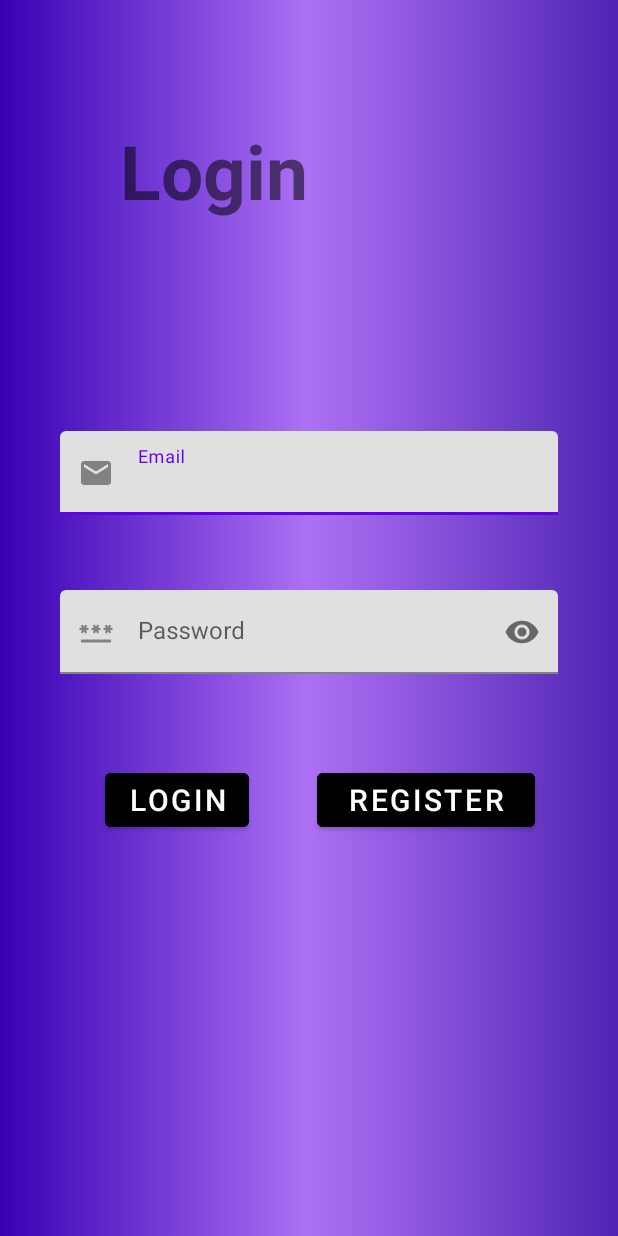
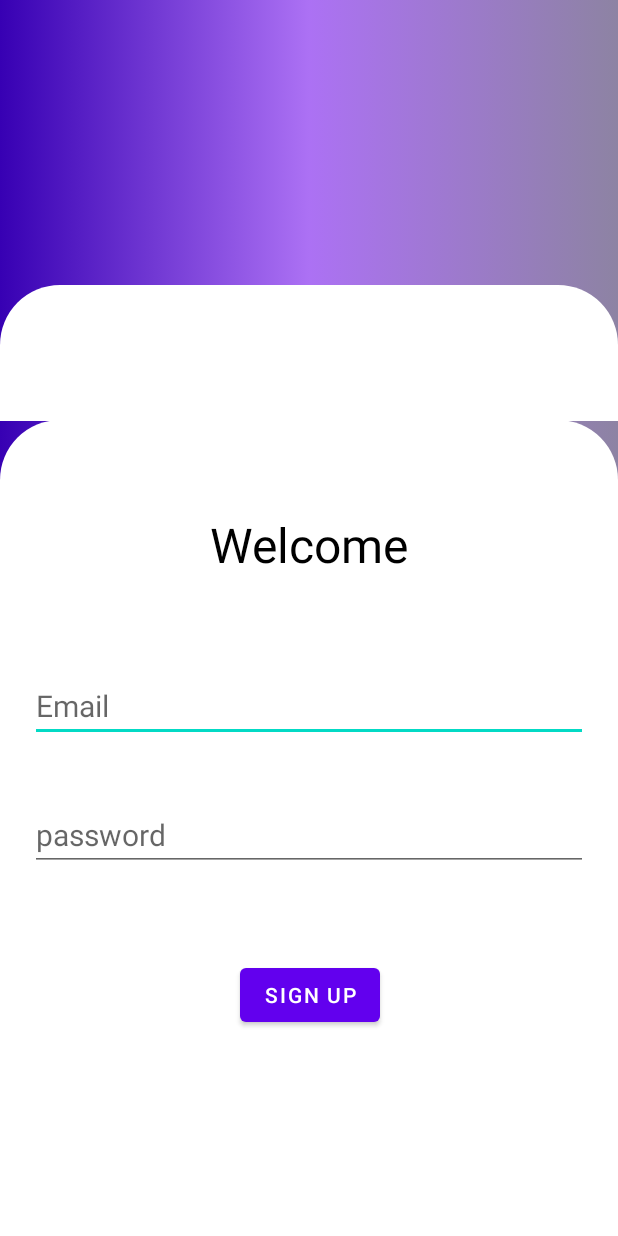
Before and after one commit to SomnathNikam/FarmHelp, an Android app: the layout activity_login.xml on its own in the app's theme, with its tools: preview values and no code run, on a phone screen of 412 x 824 dp. Run offline under Robolectric (Android 15) with nearby library versions, the phone set to English and light mode, and no system bars.

Commit message:
Some Changes

```diff
--- a/app/src/main/res/drawable/bg_login.xml
+++ b/app/src/main/res/drawable/bg_login.xml
@@ -5,7 +5,7 @@
         <shape android:shape="rectangle">
             <gradient android:startColor="@color/purple_700"
                 android:centerColor="#AC71F4"
-                android:endColor="#5024B3"/>
+                android:endColor="#8D83A3"/>
         </shape>
     </item>
 
--- /dev/null
+++ b/app/src/main/res/drawable/linear_bg.xml
@@ -0,0 +1,10 @@
+<?xml version="1.0" encoding="utf-8"?>
+<shape xmlns:android="http://schemas.android.com/apk/res/android">
+
+    <corners
+        android:topLeftRadius="40dp"
+        android:topRightRadius="40dp"/>
+    <solid android:color="@color/white"/>
+
+
+</shape>
--- a/app/src/main/res/layout/activity_login.xml
+++ b/app/src/main/res/layout/activity_login.xml
@@ -7,97 +7,115 @@
     android:orientation="vertical"
     android:showDividers="middle"
     android:divider="@color/black"
+
     android:background="@drawable/bg_login"
+
     tools:context=".LoginActivity">
+
     <LinearLayout
         android:id="@+id/l1"
         android:layout_width="match_parent"
         android:layout_height="wrap_content"
-        android:orientation="vertical"
-        android:layout_margin="40dp">
-
-    <TextView
-        android:id="@+id/Sign_in"
-        android:layout_width="wrap_content"
-        android:layout_height="wrap_content"
-        android:text="Login"
-        android:textSize="50sp"
-        android:textStyle="bold"
-        android:layout_margin="20dp"
-        android:layout_marginTop="20dp"
-        android:visibility="visible"
-        android:padding="20dp"/>
+        android:background="@drawable/linear_bg"
+        android:layout_weight="1"
+        android:layout_marginTop="190dp"
+        android:orientation="vertical">
+    </LinearLayout>
 
 
-    <com.google.android.material.textfield.TextInputLayout
+    <LinearLayout
+        android:id="@+id/l2"
         android:layout_width="match_parent"
-        android:layout_height="match_parent"
-        android:orientation="vertical"
-        android:visibility="visible"
-        app:startIconDrawable="@drawable/ic_baseline_email_24"
-        android:layout_marginTop="100dp"
-        android:layout_marginBottom="30dp"
-        android:layout_gravity="center"
-        android:gravity="center">
+        android:layout_height="wrap_content"
+        android:background="@drawable/linear_bg"
+        android:orientation="vertical">
 
-        <com.google.android.material.textfield.TextInputEditText
+        <androidx.constraintlayout.widget.ConstraintLayout
             android:layout_width="match_parent"
-            android:layout_height="wrap_content"
-            android:inputType="textEmailAddress"
-            android:hint="Email" />
-    </com.google.android.material.textfield.TextInputLayout>
+            android:layout_height="544dp">
 
-        <com.google.android.material.textfield.TextInputLayout
-            android:layout_width="match_parent"
-            android:layout_height="match_parent"
-            android:orientation="vertical"
-            android:visibility="visible"
-            app:startIconDrawable="@drawable/ic_baseline_password_24"
-            android:layout_marginTop="20dp"
-            android:layout_marginBottom="30dp"
-            android:layout_gravity="center"
-            app:endIconMode="password_toggle"
-            android:gravity="center">
+            <TextView
+                android:id="@+id/textView5"
+                android:layout_width="wrap_content"
+                android:layout_height="wrap_content"
+                android:layout_marginTop="24dp"
+                android:text="Welcome"
+                android:textColor="@color/black"
+                android:textSize="32dp"
+                app:layout_constraintBottom_toBottomOf="parent"
+                app:layout_constraintEnd_toEndOf="parent"
+                app:layout_constraintStart_toStartOf="parent"
+                app:layout_constraintTop_toTopOf="parent"
+                app:layout_constraintVertical_bias="0.079" />
+
+            <com.google.android.material.textfield.TextInputLayout
+                android:id="@+id/textInputLayout2"
+                android:layout_width="412dp"
+                android:layout_height="45dp"
+                app:layout_constraintBottom_toBottomOf="parent"
+                app:layout_constraintStart_toEndOf="parent"
+                app:layout_constraintTop_toBottomOf="@+id/textView5"
+                app:layout_constraintVertical_bias="0.532">
+
+            </com.google.android.material.textfield.TextInputLayout>
 
             <com.google.android.material.textfield.TextInputEditText
+                android:id="@+id/Email"
                 android:layout_width="match_parent"
                 android:layout_height="wrap_content"
-                android:hint="Password"
+                android:layout_margin="20dp"
+                android:hint="Email"
+                android:textSize="20dp"
+                app:layout_constraintBottom_toBottomOf="parent"
+                app:layout_constraintEnd_toEndOf="@+id/textView5"
+                app:layout_constraintStart_toStartOf="@+id/textView5"
+                app:layout_constraintTop_toBottomOf="@+id/textView5"
+                app:layout_constraintVertical_bias="0.119" />
+
+            <com.google.android.material.textfield.TextInputLayout
+
+                android:id="@+id/textInputLayout"
+                android:layout_width="349dp"
+                android:layout_height="14dp"
+                app:layout_constraintBottom_toBottomOf="parent"
+                app:layout_constraintEnd_toEndOf="@+id/Email"
+                app:layout_constraintHorizontal_bias="0.0"
+                app:layout_constraintStart_toStartOf="@+id/Email"
+                app:layout_constraintTop_toBottomOf="@+id/Email"
+                app:layout_constraintVertical_bias="0.136">
+
+            </com.google.android.material.textfield.TextInputLayout>
+
+            <com.google.android.material.textfield.TextInputEditText
+                android:id="@+id/textpassword"
+                android:layout_width="match_parent"
+                android:layout_height="wrap_content"
+                android:layout_margin="20dp"
+                android:hint="password"
                 android:inputType="textPassword"
-                android:soundEffectsEnabled="true"
-                android:selectAllOnFocus="true"
-                android:saveEnabled="true"
-                />
-        </com.google.android.material.textfield.TextInputLayout>
-
-
-        <LinearLayout
-            android:layout_width="match_parent"
-            android:layout_height="match_parent"
-            android:orientation="horizontal"
-            android:layout_gravity="center"
-            android:showDividers="beginning"
-            android:gravity="center">
-        <Button
-            android:id="@+id/login"
-            android:layout_width="wrap_content"
-            android:layout_height="wrap_content"
-            android:backgroundTint="@color/black"
-            android:layout_margin="30dp"
-            android:textSize="20dp"
-            android:text="Login"/>
+                android:textSize="20dp"
+                app:layout_constraintBottom_toBottomOf="parent"
+                app:layout_constraintEnd_toEndOf="@+id/Email"
+                app:layout_constraintHorizontal_bias="0.0"
+                app:layout_constraintStart_toStartOf="@+id/Email"
+                app:layout_constraintTop_toBottomOf="@+id/Email"
+                app:layout_constraintVertical_bias="0.074" />
 
             <Button
-                android:id="@+id/register"
-                android:layout_width="match_parent"
+                android:id="@+id/Sign_up"
+                android:layout_width="wrap_content"
                 android:layout_height="wrap_content"
 
-                android:layout_margin="15dp"
-                android:backgroundTint="@color/black"
-                android:text="Register"
+                android:text="Sign Up"
+                app:layout_constraintBottom_toBottomOf="parent"
+                app:layout_constraintEnd_toEndOf="@+id/textpassword"
+                app:layout_constraintHorizontal_bias="0.429"
+                app:layout_constraintStart_toStartOf="@+id/textpassword"
+                app:layout_constraintTop_toBottomOf="@+id/textpassword"
+                app:layout_constraintVertical_bias="0.301" />
 
-                android:textSize="20dp" />
-        </LinearLayout>
+        </androidx.constraintlayout.widget.ConstraintLayout>
 
-        </LinearLayout>
+    </LinearLayout>
+
 </LinearLayout>
--- a/app/src/main/res/values/colors.xml
+++ b/app/src/main/res/values/colors.xml
@@ -8,4 +8,7 @@
     <color name="black">#FF000000</color>
     <color name="white">#FFFFFFFF</color>
     <color name="green">#4fa853</color>
+    <color name="logincolor">#3734D4</color>
+
+
 </resources>
```
Also changed, not shown: app/src/main/res/layout/activity_main.xml (line endings or trailing spaces).
